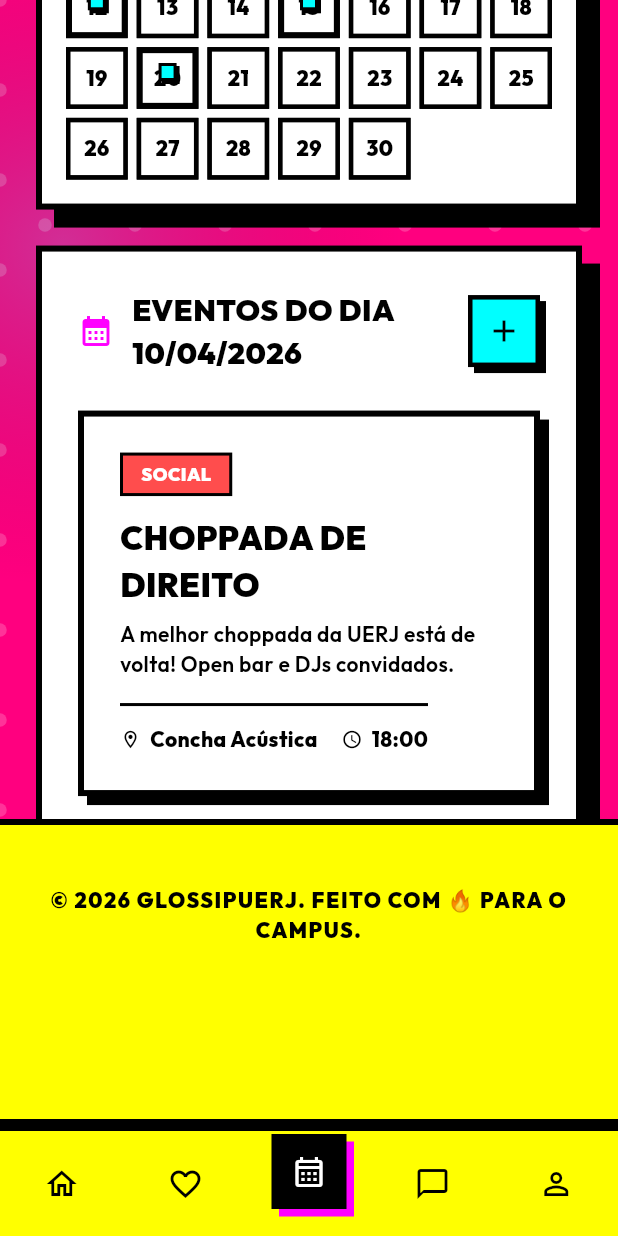
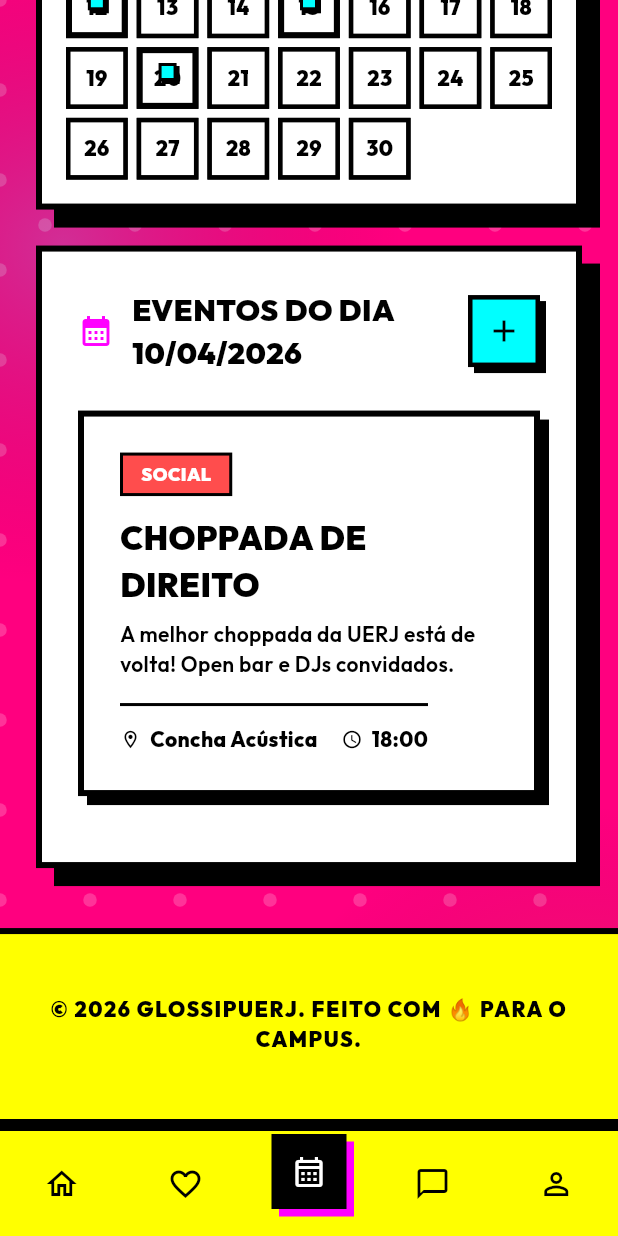
Before and after one commit to gossipuerj/gossipuerj-web, a Flutter app: the screen it shows after launch, item 3 of the bottom bar chosen, scrolled down 576 dp, on a phone screen of 412 x 824 dp. Run offline on Flutter 3.47's test engine with Material 3 defaults, Android fonts, the phone set to English and light mode, and no system bars; our stand-ins replace file_picker, flutter_riverpod, go_router, google_fonts; network calls fail.

Commit message:
fix: place footer after page content in flutter web shell

```diff
--- a/flutter_app/lib/core/design_system.dart
+++ b/flutter_app/lib/core/design_system.dart
@@ -150,8 +150,11 @@ class ShellFrame extends StatelessWidget {
                 onNavigate: onNavigate,
                 visible: !showMobileNav,
               ),
-              Expanded(child: child),
-              const _Footer(),
+              Expanded(
+                child: SingleChildScrollView(
+                  child: Column(children: [child, const _Footer()]),
+                ),
+              ),
             ],
           ),
         ),
@@ -385,12 +388,10 @@ class PageContainer extends StatelessWidget {
 
   @override
   Widget build(BuildContext context) {
-    return SingleChildScrollView(
-      child: Center(
-        child: ConstrainedBox(
-          constraints: BoxConstraints(maxWidth: maxWidth),
-          child: Padding(padding: padding, child: child),
-        ),
+    return Center(
+      child: ConstrainedBox(
+        constraints: BoxConstraints(maxWidth: maxWidth),
+        child: Padding(padding: padding, child: child),
       ),
     );
   }
```
